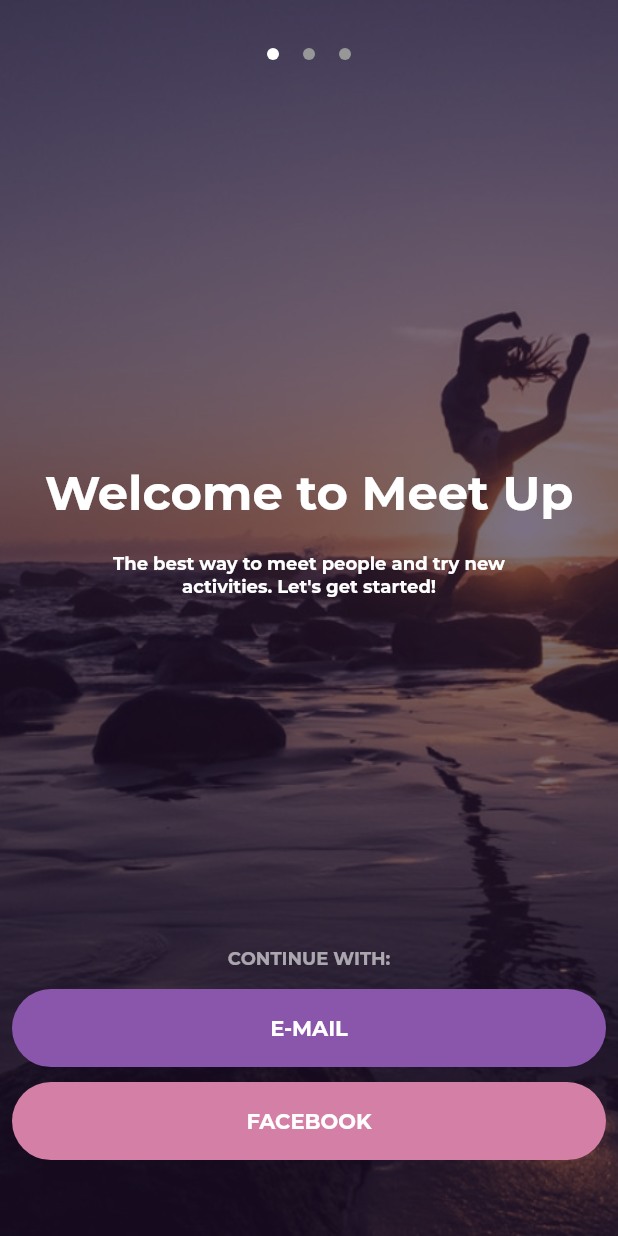
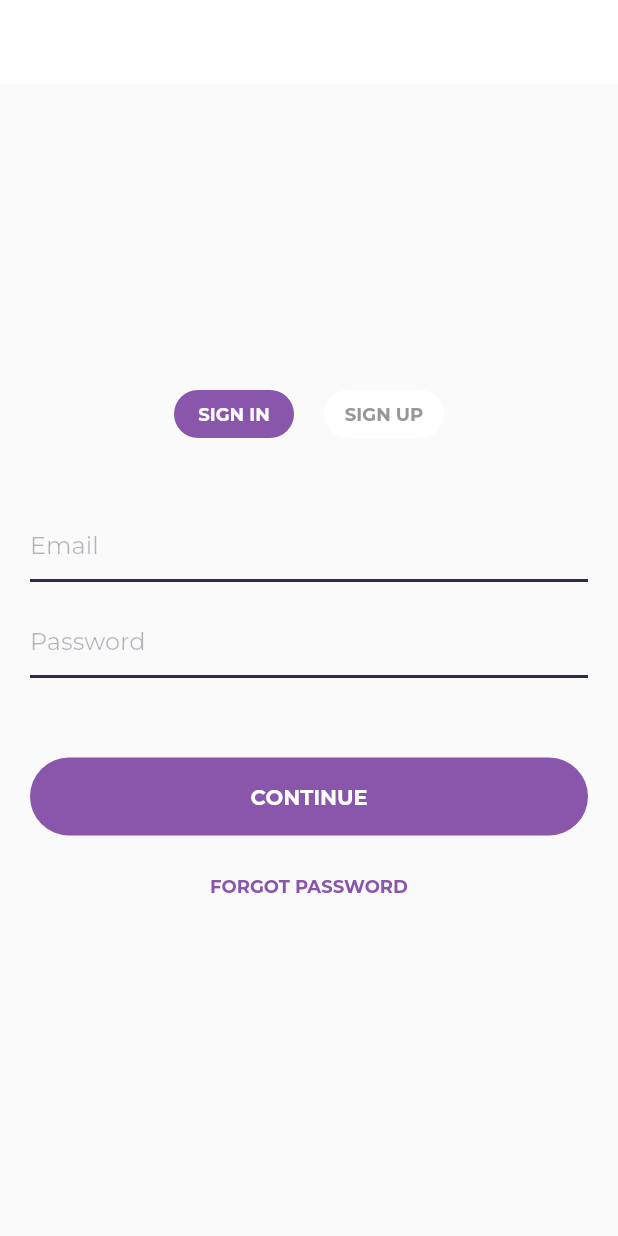
Before and after one commit to resulcay/social_meet_up, a Flutter app: the screen it shows after launch, on a phone screen of 412 x 824 dp. Run offline on Flutter 3.47's test engine with Material 2 defaults, Android fonts, the light colour scheme and no system bars.

Commit message:
-app name corrected. -sign in screen  components added. -import strings fixed.

```diff
--- a/lib/constants.dart
+++ b/lib/constants.dart
@@ -1,5 +1,6 @@
 import 'package:flutter/material.dart';
 
+// Constant Colors
 const Color kDarkGreen = Color(0xFF417623);
 const Color kDarkBlue = Color(0xFF132641);
 const Color kSeaBlue = Color(0xFF4EBDEF);
--- a/lib/home_screen.dart
+++ /dev/null
@@ -1,11 +0,0 @@
-import 'package:flutter/material.dart';
-import 'package:social_meet_up/onboarding_screen.dart';
-
-class HomeScreen extends StatelessWidget {
-  const HomeScreen({super.key});
-
-  @override
-  Widget build(BuildContext context) {
-    return const OnboardingScreen();
-  }
-}
--- a/lib/main.dart
+++ b/lib/main.dart
@@ -1,5 +1,6 @@
 import 'package:flutter/material.dart';
-import 'package:social_meet_up/home_screen.dart';
+
+import 'screens/sign_in_screen/sign_in_screen.dart';
 
 void main() {
   runApp(const MyApp());
@@ -13,11 +14,12 @@ class MyApp extends StatelessWidget {
     return MaterialApp(
       debugShowCheckedModeBanner: false,
       theme: ThemeData(
-        primarySwatch: Colors.red,
+        primarySwatch: Colors.purple,
         fontFamily: "Montserrat",
         visualDensity: VisualDensity.adaptivePlatformDensity,
       ),
-      home: const HomeScreen(),
+      home: const SignInScreen(),
+      // home: const OnboardingScreen(),
     );
   }
 }
--- /dev/null
+++ b/lib/screens/onboarding_screen/components/dot_indicator.dart
@@ -0,0 +1,22 @@
+import 'package:flutter/material.dart';
+
+import '../../../constants.dart';
+
+class DotIndicator extends StatelessWidget {
+  final bool isActive;
+  const DotIndicator({
+    this.isActive = false,
+    Key? key,
+  }) : super(key: key);
+
+  @override
+  Widget build(BuildContext context) {
+    return Padding(
+      padding: const EdgeInsets.all(8.0),
+      child: CircleAvatar(
+        radius: 4,
+        backgroundColor: isActive ? kNormalWhite : kGrey,
+      ),
+    );
+  }
+}
--- /dev/null
+++ b/lib/screens/onboarding_screen/components/onboarding_screen_body_item.dart
@@ -0,0 +1,47 @@
+import 'package:flutter/material.dart';
+
+import '../../../constants.dart';
+
+class OnboardingScreenBodyItem extends StatelessWidget {
+  final String title;
+  final String description;
+  const OnboardingScreenBodyItem({
+    Key? key,
+    required this.title,
+    required this.description,
+  }) : super(key: key);
+
+  @override
+  Widget build(BuildContext context) {
+    return Column(
+      mainAxisAlignment: MainAxisAlignment.center,
+      children: [
+        Container(
+          padding: const EdgeInsets.symmetric(vertical: 20),
+          margin: const EdgeInsets.symmetric(horizontal: 50),
+          child: Text(
+            title,
+            style: const TextStyle(
+              fontSize: 32,
+              fontWeight: FontWeight.bold,
+              color: kNormalWhite,
+            ),
+            textAlign: TextAlign.center,
+          ),
+        ),
+        Padding(
+          padding: const EdgeInsets.symmetric(horizontal: 30),
+          child: Text(
+            description,
+            style: const TextStyle(
+              fontSize: 12,
+              fontWeight: FontWeight.w600,
+              color: kNormalWhite,
+            ),
+            textAlign: TextAlign.center,
+          ),
+        ),
+      ],
+    );
+  }
+}
--- a/lib/onboarding_screen.dart
+++ b/lib/screens/onboarding_screen/onboarding_screen.dart
@@ -1,6 +1,9 @@
 import 'package:flutter/material.dart';
-import 'package:social_meet_up/constants.dart';
-import 'package:social_meet_up/sign_in_button.dart';
+
+import '../../constants.dart';
+import 'components/dot_indicator.dart';
+import 'components/onboarding_screen_body_item.dart';
+import 'components/sign_in_button.dart';
 
 PageController onboardingBodyController = PageController();
 List<Widget> onboardingBodyItems = const [
@@ -16,6 +19,10 @@ List<Widget> onboardingBodyItems = const [
   OnboardingScreenBodyItem(
     title: "At last",
     description: "very very diff content here",
+  ),
+  OnboardingScreenBodyItem(
+    title: "End last",
+    description: "very very very diff content here",
   ),
 ];
 
@@ -59,15 +66,18 @@ class _OnboardingScreenState extends State<OnboardingScreen> {
                               crossAxisAlignment: CrossAxisAlignment.center,
                               children: List.generate(
                                   onboardingBodyItems.length, (index) {
-                                return OnboardingCircleAvatar(
+                                return DotIndicator(
                                   isActive: index == _pageIndex,
                                 );
                               }),
                             )),
                         Expanded(
                           child: PageView.builder(
+                            physics: const BouncingScrollPhysics(),
                             controller: onboardingBodyController,
                             itemCount: onboardingBodyItems.length,
+                            // Dot indicator get triggered when PageView index changed.
+
                             onPageChanged: (value) {
                               setState(() {
                                 _pageIndex = value;
@@ -92,16 +102,21 @@ class _OnboardingScreenState extends State<OnboardingScreen> {
                 Expanded(
                   flex: 2,
                   child: Column(
+                    mainAxisAlignment: MainAxisAlignment.center,
                     children: [
                       SignInButton(
                         text: "e-mail",
                         color: kDarkPink,
-                        function: () {},
+                        function: () {
+                          // TODO : Route to SignIn or SignUp via Mail.
+                        },
                       ),
                       SignInButton(
-                        text: "facebook",
+                        text: "google",
                         color: kNormalPink,
-                        function: () {},
+                        function: () {
+                          // TODO : Route to SignIn via Google.
+                        },
                       ),
                     ],
                   ),
@@ -114,65 +129,3 @@ class _OnboardingScreenState extends State<OnboardingScreen> {
     );
   }
 }
-
-class OnboardingCircleAvatar extends StatelessWidget {
-  final bool isActive;
-  const OnboardingCircleAvatar({
-    this.isActive = false,
-    Key? key,
-  }) : super(key: key);
-
-  @override
-  Widget build(BuildContext context) {
-    return Padding(
-      padding: const EdgeInsets.all(8.0),
-      child: CircleAvatar(
-        radius: 4,
-        backgroundColor: isActive ? kNormalWhite : kGrey,
-      ),
-    );
-  }
-}
-
-class OnboardingScreenBodyItem extends StatelessWidget {
-  final String title;
-  final String description;
-  const OnboardingScreenBodyItem({
-    Key? key,
-    required this.title,
-    required this.description,
-  }) : super(key: key);
-
-  @override
-  Widget build(BuildContext context) {
-    return Column(
-      mainAxisAlignment: MainAxisAlignment.center,
-      children: [
-        Padding(
-          padding: const EdgeInsets.symmetric(vertical: 20),
-          child: Text(
-            title,
-            style: const TextStyle(
-              fontSize: 32,
-              fontWeight: FontWeight.bold,
-              color: kNormalWhite,
-            ),
-            textAlign: TextAlign.center,
-          ),
-        ),
-        Padding(
-          padding: const EdgeInsets.symmetric(horizontal: 30),
-          child: Text(
-            description,
-            style: const TextStyle(
-              fontSize: 12,
-              fontWeight: FontWeight.w600,
-              color: kNormalWhite,
-            ),
-            textAlign: TextAlign.center,
-          ),
-        ),
-      ],
-    );
-  }
-}
--- /dev/null
+++ b/lib/screens/sign_in_screen/components/decorated_text_field.dart
@@ -0,0 +1,39 @@
+import 'package:flutter/material.dart';
+
+import '../../../constants.dart';
+
+class DecoratedTextField extends StatelessWidget {
+  final bool isObscureText;
+  final TextInputAction inputAction;
+  final String hintText;
+  const DecoratedTextField({
+    Key? key,
+    required this.isObscureText,
+    required this.inputAction,
+    required this.hintText,
+  }) : super(key: key);
+
+  @override
+  Widget build(BuildContext context) {
+    return TextField(
+      cursorColor: kNormalPink,
+      cursorHeight: 20,
+      obscureText: isObscureText,
+      textInputAction: inputAction,
+      decoration: InputDecoration(
+        hintText: hintText,
+        hintStyle: TextStyle(
+          fontSize: 16,
+          fontWeight: FontWeight.normal,
+          color: kDarkestPurple.withOpacity(0.32),
+        ),
+        enabledBorder: const UnderlineInputBorder(
+          borderSide: BorderSide(color: kDarkPurple, width: 2),
+        ),
+        focusedBorder: const UnderlineInputBorder(
+          borderSide: BorderSide(color: kDarkPurple, width: 2),
+        ),
+      ),
+    );
+  }
+}
--- /dev/null
+++ b/lib/screens/sign_in_screen/components/top_sign_in_switch.dart
@@ -0,0 +1,43 @@
+import 'package:flutter/material.dart';
+
+class TopSignInSwitch extends StatelessWidget {
+  final String text;
+  final Color containerColor;
+  final Color textColor;
+  final Function() function;
+  const TopSignInSwitch({
+    Key? key,
+    required this.text,
+    required this.containerColor,
+    required this.textColor,
+    required this.function,
+  }) : super(key: key);
+
+  @override
+  Widget build(BuildContext context) {
+    return GestureDetector(
+      onTap: function,
+      child: Padding(
+        padding: const EdgeInsets.symmetric(horizontal: 10),
+        child: Container(
+          height: 32,
+          width: 80,
+          decoration: BoxDecoration(
+            color: containerColor,
+            borderRadius: BorderRadius.circular(30),
+          ),
+          child: Center(
+            child: Text(
+              text.toUpperCase(),
+              style: TextStyle(
+                color: textColor,
+                fontSize: 12,
+                fontWeight: FontWeight.w600,
+              ),
+            ),
+          ),
+        ),
+      ),
+    );
+  }
+}
--- /dev/null
+++ b/lib/screens/sign_in_screen/sign_in_screen.dart
@@ -0,0 +1,104 @@
+import 'package:flutter/foundation.dart';
+import 'package:flutter/material.dart';
+
+import '../../constants.dart';
+import '../onboarding_screen/components/sign_in_button.dart';
+import 'components/decorated_text_field.dart';
+import 'components/top_sign_in_switch.dart';
+
+class SignInScreen extends StatelessWidget {
+  const SignInScreen({super.key});
+
+  @override
+  Widget build(BuildContext context) {
+    return SafeArea(
+      child: Scaffold(
+        appBar: AppBar(
+          elevation: 0,
+          backgroundColor: kNormalWhite,
+        ),
+        body: Center(
+          child: SingleChildScrollView(
+            child: Column(
+              children: [
+                Padding(
+                  padding: const EdgeInsets.symmetric(vertical: 20),
+                  child: Row(
+                    mainAxisAlignment: MainAxisAlignment.center,
+                    children: [
+                      TopSignInSwitch(
+                        containerColor: kDarkPink,
+                        text: "sign in",
+                        textColor: kNormalWhite,
+                        function: () {
+                          if (kDebugMode) {
+                            print("Gestures work!");
+                          }
+                        },
+                      ),
+                      TopSignInSwitch(
+                        containerColor: kNormalWhite,
+                        text: "sign up",
+                        textColor: kGrey,
+                        function: () {
+                          if (kDebugMode) {
+                            print("Gestures work!");
+                          }
+                        },
+                      ),
+                    ],
+                  ),
+                ),
+                Padding(
+                  padding: const EdgeInsets.all(20),
+                  child: Column(
+                    crossAxisAlignment: CrossAxisAlignment.center,
+                    children: [
+                      const Padding(
+                        padding: EdgeInsets.symmetric(vertical: 8),
+                        child: DecoratedTextField(
+                          hintText: "Email",
+                          inputAction: TextInputAction.next,
+                          isObscureText: false,
+                        ),
+                      ),
+                      const Padding(
+                        padding: EdgeInsets.symmetric(vertical: 8),
+                        child: DecoratedTextField(
+                          hintText: "Password",
+                          inputAction: TextInputAction.done,
+                          isObscureText: true,
+                        ),
+                      ),
+                      Padding(
+                        padding: const EdgeInsets.only(top: 40),
+                        child: SignInButton(
+                          text: "continue",
+                          color: kDarkPink,
+                          function: () {},
+                        ),
+                      ),
+                      Padding(
+                        padding: const EdgeInsets.symmetric(vertical: 5),
+                        child: TextButton(
+                          onPressed: () {},
+                          child: const Text(
+                            "FORGOT PASSWORD",
+                            style: TextStyle(
+                                color: kDarkPink,
+                                fontSize: 12,
+                                fontWeight: FontWeight.w600),
+                          ),
+                        ),
+                      ),
+                    ],
+                  ),
+                )
+              ],
+            ),
+          ),
+        ),
+      ),
+    );
+  }
+}
```
Also changed, not shown: lib/screens/onboarding_screen/components/sign_in_button.dart (renamed from lib/sign_in_button.dart), 1 other file.
